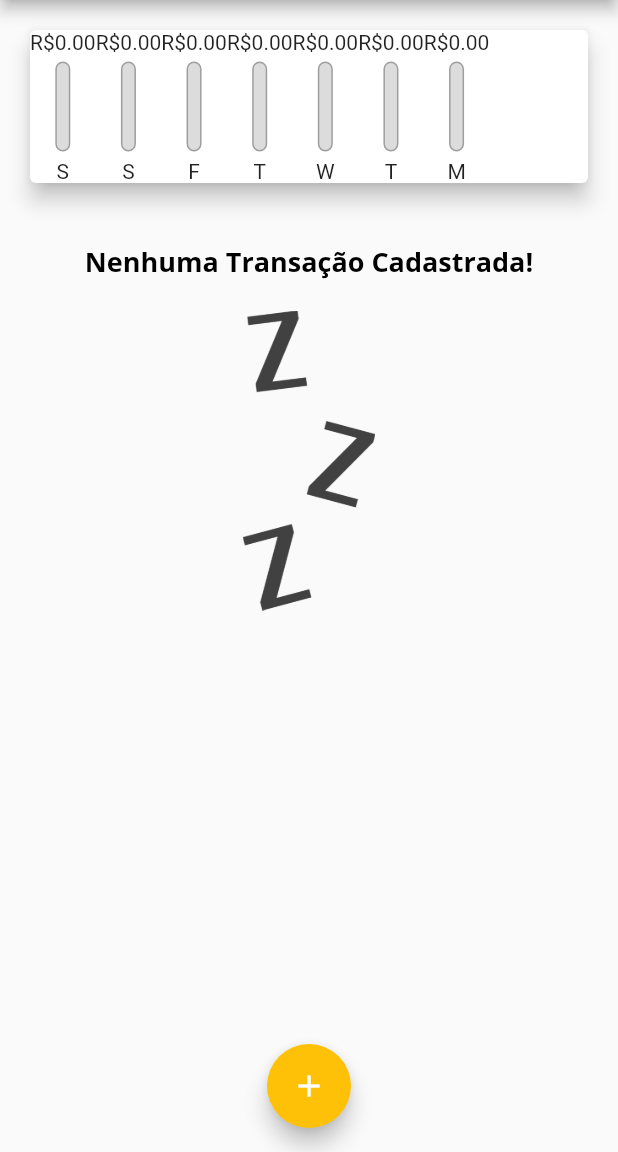
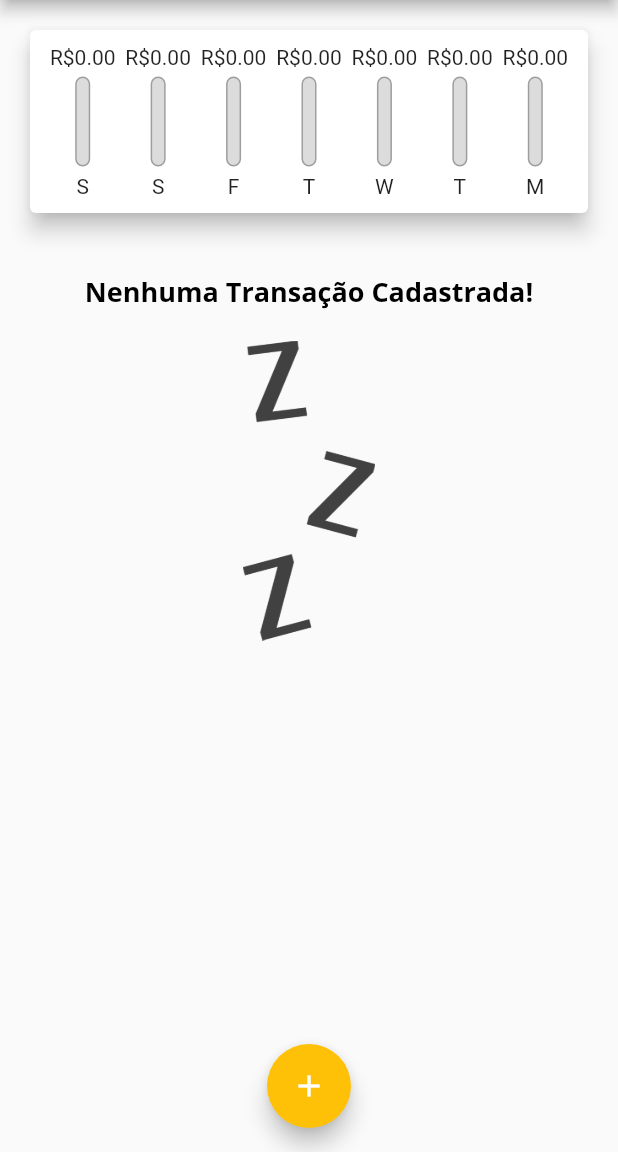
Before and after one commit to diego-alvarenga/estudos_flutter, a Flutter app: the screen it shows after launch, on a phone screen of 412 x 824 dp, the part 84-1236 px from its top. Run offline on Flutter 3.47's test engine with Material 2 defaults, Android fonts, the phone set to English and light mode, and no system bars.

Commit message:
feat: create chart #06

```diff
--- a/expenses/lib/components/chart.dart
+++ b/expenses/lib/components/chart.dart
@@ -46,14 +46,21 @@ class Chart extends StatelessWidget {
     return Card(
       elevation: 6,
       margin: EdgeInsets.all(20),
+      child: Padding(
+        padding: const EdgeInsets.all(10),
         child: Row(
+          mainAxisAlignment: MainAxisAlignment.spaceAround,
           children: groupedTransactions.map((tr){
-          return ChartBar(
+            return Flexible(
+              fit: FlexFit.tight,
+              child: ChartBar(
                 label: tr['day'] as String,
                 value: tr['value'] as double,
                 percentage: (tr['value'] as double) / _weekTotalValue,
+              ),
             );
           }).toList(),
+        ),
       ),
     );
   }
--- a/expenses/lib/components/chart_bar.dart
+++ b/expenses/lib/components/chart_bar.dart
@@ -1,7 +1,6 @@
 import 'package:flutter/material.dart';
 
 class ChartBar extends StatelessWidget {
-
   final String? label;
   final double? value;
   final double? percentage;
@@ -16,7 +15,9 @@ class ChartBar extends StatelessWidget {
   Widget build(BuildContext context) {
     return Column(
       children: <Widget>[
-        Text('R\$${value!.toStringAsFixed(2)}'),
+        FittedBox(
+          child: Text('R\$${value!.toStringAsFixed(2)}'),
+        ),
         SizedBox(height: 5),
         Container(
           height: 60,
```
Lines whose indentation alone changed are shown as unchanged.
